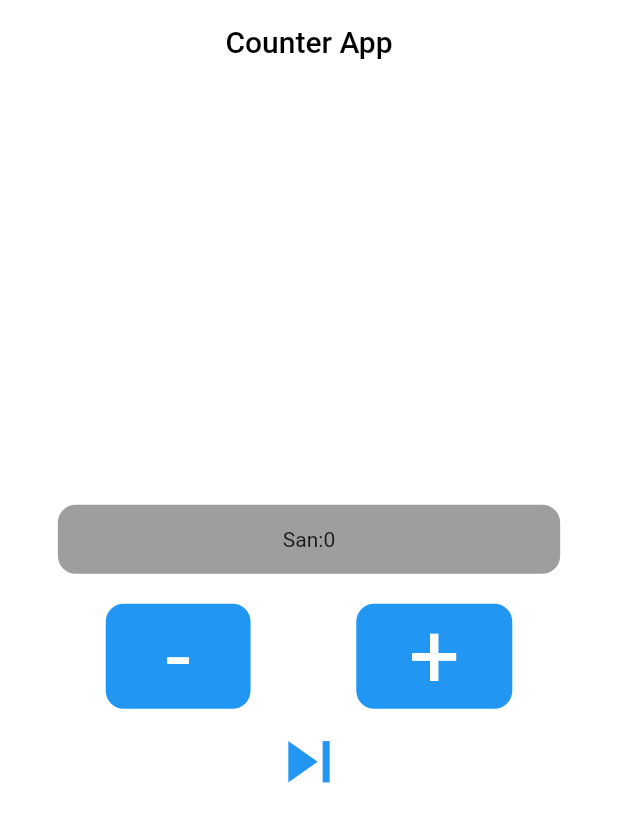
After one commit to akshookum/counter_app_batken, a Flutter app: the screen it shows after launch, on a phone screen of 412 x 824 dp. The commit adds this screen. Shown: the top 822 px of the screen. Run offline on Flutter 3.47's test engine with Material 2 defaults, Android fonts, the phone set to English and light mode, and no system bars; our stand-ins replace get.

Commit message:
counter_app2

```diff
--- /dev/null
+++ b/lib/first/first_controller.dart
@@ -0,0 +1,24 @@
+import 'package:counter_app/secont/second_page.dart';
+import 'package:flutter/material.dart';
+import 'package:get/get.dart';
+
+class FirstController extends GetxController {
+  Rx<int> san = 0.obs;
+  RxInt count = 0.obs;
+
+  void kemit() => san.value = san.value - 1;
+  void kosh() => san.value++;
+}
+
+void otkoz(BuildContext context, int san) {
+  Navigator.push(
+    context,
+    MaterialPageRoute(
+      builder: (context) => SecondPage(
+        sanKelet: san,
+      ),
+    ),
+  );
+}
+
+class CetXController {}
--- /dev/null
+++ b/lib/first/first_page.dart
@@ -0,0 +1,113 @@
+import 'dart:developer';
+
+import 'package:counter_app/first/first_controller.dart';
+import 'package:flutter/material.dart';
+import 'package:get/get.dart';
+
+import '../secont/second_page.dart';
+
+class FirsPage extends StatelessWidget {
+  FirsPage({super.key});
+
+  FirstController _firstController = Get.put(FirstController());
+
+  // void otkoz() {
+  //   Navigator.push(
+  //     context,
+  //     MaterialPageRoute(
+  //         builder: (context) => SecondPage(
+  //               sanKelet: san,
+  //             )),
+  //   );
+  // }
+
+  @override
+  Widget build(BuildContext context) {
+    return Scaffold(
+      backgroundColor: Colors.white,
+      appBar: AppBar(
+        elevation: 0,
+        backgroundColor: Colors.white,
+        title: Center(
+          child: Text(
+            'Counter App',
+            style: TextStyle(color: Colors.black),
+          ),
+        ),
+      ),
+      body: Column(
+        mainAxisAlignment: MainAxisAlignment.center,
+        children: [
+          Container(
+            decoration: BoxDecoration(
+                borderRadius: BorderRadius.circular(12), color: Colors.grey),
+            child: Padding(
+              padding: EdgeInsets.symmetric(horizontal: 150, vertical: 15),
+              child: Text('San:${_firstController.san}'),
+            ),
+          ),
+          SizedBox(
+            height: 20,
+          ),
+          Row(
+            mainAxisAlignment: MainAxisAlignment.spaceEvenly,
+            children: [
+              GestureDetector(
+                onTap: _firstController.kemit,
+                child: Container(
+                  decoration: BoxDecoration(
+                      borderRadius: BorderRadius.circular(12),
+                      color: Colors.blue),
+                  child: Padding(
+                    padding: EdgeInsets.symmetric(horizontal: 40, vertical: 0),
+                    child: Text(
+                      '-',
+                      style: TextStyle(
+                        fontSize: 60,
+                        color: Colors.white,
+                      ),
+                    ),
+                  ),
+                ),
+              ),
+              GestureDetector(
+                onTap: _firstController.kosh,
+                child: Container(
+                  decoration: BoxDecoration(
+                      borderRadius: BorderRadius.circular(12),
+                      color: Colors.blue),
+                  child: Padding(
+                    padding: EdgeInsets.symmetric(horizontal: 35, vertical: 0),
+                    child: Text(
+                      '+',
+                      style: TextStyle(
+                        fontSize: 60,
+                        color: Colors.white,
+                      ),
+                    ),
+                  ),
+                ),
+              ),
+            ],
+          ),
+          TextButton(
+            onPressed: () {
+              Navigator.push(
+                context,
+                MaterialPageRoute(
+                  builder: (context) => SecondPage(
+                    sanKelet: _firstController.san.value,
+                  ),
+                ),
+              );
+            },
+            child: Icon(
+              Icons.skip_next,
+              size: 55,
+            ),
+          ),
+        ],
+      ),
+    );
+  }
+}
--- a/lib/ekinchi_bet.dart
+++ b/lib/secont/second_page.dart
@@ -1,7 +1,9 @@
+
+
 import 'package:flutter/material.dart';
 
-class EkinchiBet extends StatelessWidget {
-  EkinchiBet({required this.sanKelet});
+class SecondPage extends StatelessWidget {
+  SecondPage({required this.sanKelet});
   int sanKelet;
 
   @override
```
Also changed, not shown: lib/main.dart (+3 -115 lines), pubspec.yaml (+3 -47 lines), pubspec.lock.
